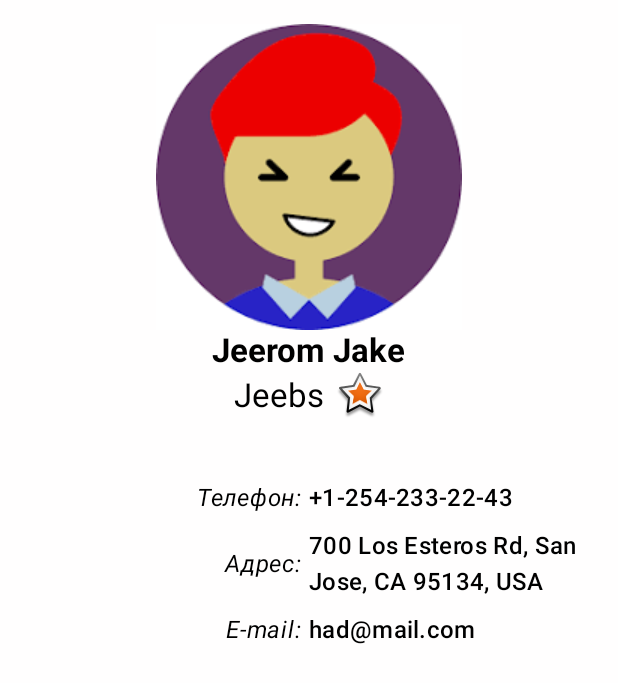
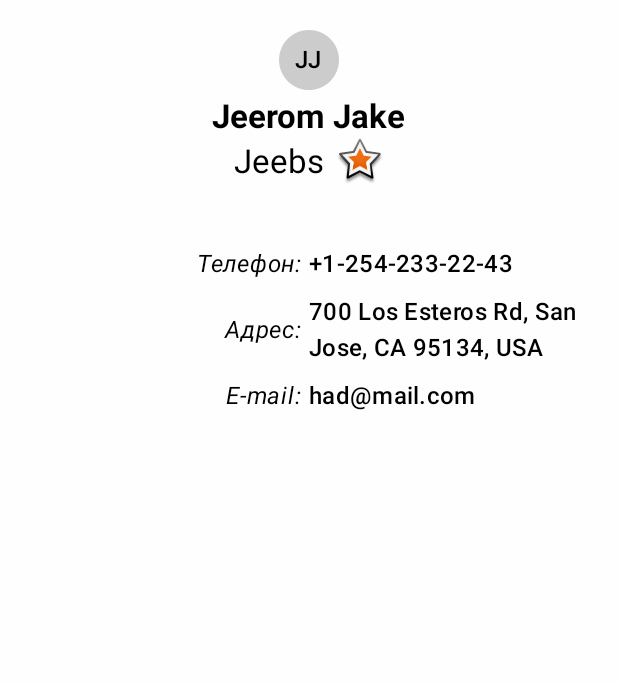
Before and after one commit to GoetzDeBouville/ComposePrjctXmpl, an Android app built with Jetpack Compose: the @Preview function GreetingPreview, on a phone screen of 412 x 824 dp. Shown: the top 683 px of the screen. Run offline under Robolectric (Android 15) with nearby library versions, the phone set to English and light mode, and no system bars.

Commit message:
Добавляет превью функцию Исправляет код по замечаниям ревью

```diff
--- a/app/src/main/java/com/hellcorp/composeprjctxmpl/MainActivity.kt
+++ b/app/src/main/java/com/hellcorp/composeprjctxmpl/MainActivity.kt
@@ -17,6 +17,7 @@ import androidx.compose.material3.MaterialTheme
 import androidx.compose.material3.Surface
 import androidx.compose.material3.Text
 import androidx.compose.runtime.Composable
+import androidx.compose.runtime.remember
 import androidx.compose.ui.Alignment
 import androidx.compose.ui.Modifier
 import androidx.compose.ui.graphics.Color
@@ -77,27 +78,19 @@ class MainActivity : ComponentActivity() {
 }
 
 @Composable
-fun ContactDetails(contact: Contact) {
-    val str = StringBuilder()
-    str.append(contact.name[0])
-    str.append(contact.familyName[0])
-    val initials = str.toString().uppercase()
-    str.clear()
-    str.append(contact.name)
-    contact.fathersName?.let {
-        str.append(" $it")
-    }
-    val namefathersName = str.toString()
+fun ContactDetails(modifier: Modifier = Modifier, contact: Contact) {
+    val initials = remember { buildInitials(contact.name, contact.familyName) }
+    val fathersName = remember { buildNameFathersName(contact.name, contact.fathersName) }
 
     Box(
-        modifier = Modifier
+        modifier = modifier
             .fillMaxWidth()
             .padding(top = 16.dp),
         contentAlignment = Alignment.Center
     ) {
         Column(horizontalAlignment = Alignment.CenterHorizontally) {
             Box(
-                modifier = Modifier.fillMaxWidth(),
+                modifier = modifier.fillMaxWidth(),
                 contentAlignment = Alignment.Center
             ) {
                 if (contact.imageRes == null) {
@@ -106,24 +99,20 @@ fun ContactDetails(contact: Contact) {
                         contentDescription = null,
                         tint = Color.LightGray
                     )
+                    Text(
+                        text = initials,
+                        style = MaterialTheme.typography.titleMedium
+                    )
                 } else {
                     Image(
                         painter = painterResource(id = contact.imageRes),
                         contentDescription = null
                     )
                 }
-
-                if (contact.imageRes == null) {
-                    Text(
-                        text = initials,
-                        style = MaterialTheme.typography.titleMedium
-                    )
-                }
             }
 
-
             Text(
-                text = namefathersName,
+                text = fathersName,
                 style = MaterialTheme.typography.titleLarge,
                 fontWeight = FontWeight.Bold
             )
@@ -137,13 +126,13 @@ fun ContactDetails(contact: Contact) {
                     Image(
                         painter = painterResource(id = android.R.drawable.star_big_on),
                         contentDescription = null,
-                        modifier = Modifier.padding(start = 8.dp)
+                        modifier = modifier.padding(start = 8.dp)
                     )
                 }
             }
 
             Column(
-                modifier = Modifier.padding(top = 32.dp),
+                modifier = modifier.padding(top = 32.dp),
                 horizontalAlignment = Alignment.CenterHorizontally
             ) {
                 InfoRow(resource = R.string.phone, data = contact.phone)
@@ -155,34 +144,43 @@ fun ContactDetails(contact: Contact) {
     }
 }
 
+private fun buildInitials(name: String, familyName: String) =
+    (name.first().toString() + familyName.first().toString()).uppercase()
+
+
+private fun buildNameFathersName(name: String, fathersName: String?): String {
+    val str = StringBuilder(name)
+    fathersName?.let { str.append(" $it") }
+    return str.toString()
+}
+
 @Composable
-fun InfoRow(resource: Int, data: String?) {
+fun InfoRow(modifier: Modifier = Modifier, resource: Int, data: String?) {
     data?.let {
         Row(
-            modifier = Modifier.padding(top = 8.dp),
+            modifier = modifier.padding(top = 8.dp),
             verticalAlignment = Alignment.CenterVertically
         ) {
-            Row(modifier = Modifier.weight(1f)) {
-                Spacer(modifier = Modifier.weight(1f))
+            Row(modifier = modifier.weight(1f)) {
+                Spacer(modifier = modifier.weight(1f))
                 Text(
                     text = "${stringResource(id = resource)}: ",
                     fontStyle = FontStyle.Italic
                 )
             }
-            Row(modifier = Modifier.weight(1f)) {
+            Row(modifier = modifier.weight(1f)) {
                 Text(
-                    modifier = Modifier.weight(2f),
+                    modifier = modifier.weight(2f),
                     text = data,
                     style = MaterialTheme.typography.titleMedium
                 )
             }
-
         }
     }
 }
 
 @Preview(
-    device = "spec:width=411dp,height=891dp",
+    device = "spec:width=400dp,height=600dp",
     backgroundColor = 0xFFFFFEFE,
     uiMode = Configuration.UI_MODE_NIGHT_NO or Configuration.UI_MODE_TYPE_NORMAL,
     wallpaper = Wallpapers.RED_DOMINATED_EXAMPLE, showSystemUi = true, showBackground = true
@@ -196,7 +194,6 @@ fun GreetingPreview() {
                 fathersName = "Jake",
                 familyName = "Jeebs",
                 isFavorite = true,
-                imageRes = R.drawable.mock_avatar,
                 phone = "+1-254-233-22-43",
                 address = "700 Los Esteros Rd, San Jose, CA 95134, USA",
                 email = "had@mail.com"
@@ -204,3 +201,24 @@ fun GreetingPreview() {
         )
     }
 }
+
+@Preview(
+    device = "spec:width=400dp,height=600dp",
+    backgroundColor = 0xFFFFFEFE,
+    uiMode = Configuration.UI_MODE_NIGHT_NO or Configuration.UI_MODE_TYPE_NORMAL,
+    wallpaper = Wallpapers.RED_DOMINATED_EXAMPLE, showSystemUi = true, showBackground = true
+)
+@Composable
+fun NoImagePreview() {
+    ComposePrjctXmplTheme {
+        ContactDetails(
+            contact = Contact(
+                name = "Jeerom",
+                familyName = "Jeebs",
+                imageRes = R.drawable.mock_avatar,
+                phone = "---",
+                address = "700 Los Esteros Rd, San Jose, CA 95134, USA",
+            )
+        )
+    }
+}
```
